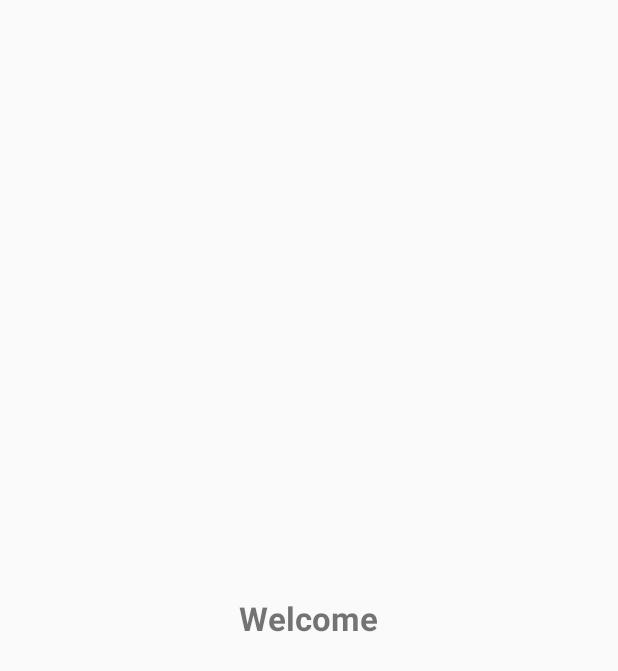
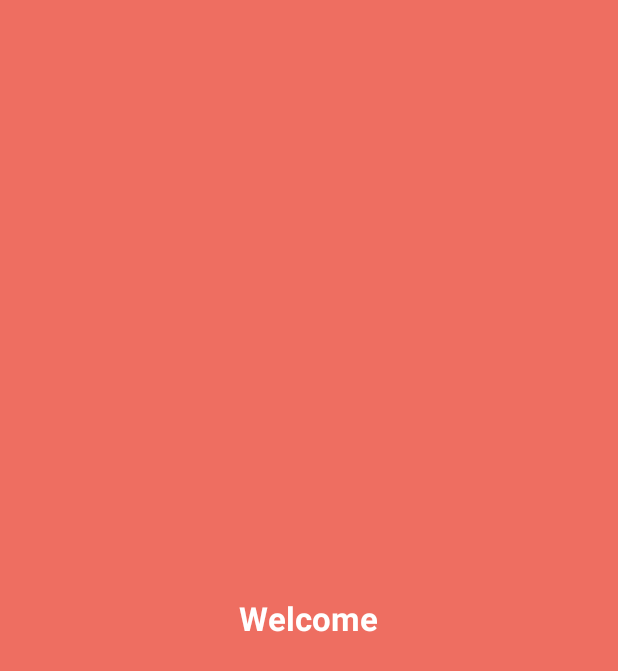
Before and after one commit to DJSeokHo/AndroidKotlinTool, an Android app: the SplashActivity screen opened directly, with no data from a screen before it, on a phone screen of 412 x 824 dp. Before the commit the part shown is almost empty. Shown: the top 671 px of the screen. Run offline under Robolectric (Android 15) with nearby library versions, the phone set to English and light mode, and no system bars.

Commit message:
modify status bar

```diff
--- a/app/src/main/java/com/swein/androidkotlintool/MainActivity.kt
+++ b/app/src/main/java/com/swein/androidkotlintool/MainActivity.kt
@@ -1,8 +1,10 @@
 package com.swein.androidkotlintool
 
+import android.graphics.Color
 import android.os.Bundle
 import android.support.v4.app.FragmentActivity
 import android.widget.Button
+import com.swein.androidkotlintool.constants.Constants
 import com.swein.androidkotlintool.framework.util.activity.ActivityUtil
 import com.swein.androidkotlintool.framework.util.log.ILog
 import com.swein.androidkotlintool.framework.util.screen.ScreenUtil
@@ -18,12 +20,14 @@ class MainActivity : FragmentActivity() {
 
     override fun onCreate(savedInstanceState: Bundle?) {
         super.onCreate(savedInstanceState)
-        ScreenUtil.hideTitleBarWithFullScreen(this)
         setContentView(R.layout.activity_main)
+
+        ScreenUtil.setTitleBarColor(this, Color.parseColor(Constants.APP_BASIC_THEME_COLOR))
 
         findView()
         setListener()
     }
+
 
     private fun findView() {
         buttonLoginTemplate = findViewById(R.id.buttonLoginTemplate)
--- a/app/src/main/java/com/swein/androidkotlintool/framework/util/screen/ScreenUtil.kt
+++ b/app/src/main/java/com/swein/androidkotlintool/framework/util/screen/ScreenUtil.kt
@@ -6,7 +6,6 @@ import android.os.Build
 import android.view.View
 import android.view.Window
 import android.view.WindowManager
-import com.swein.androidkotlintool.constants.Constants
 
 
 class ScreenUtil {
@@ -37,7 +36,7 @@ class ScreenUtil {
                 val window = activity.window
                 val attributes = window.attributes
                 val flagTranslucentStatus = WindowManager.LayoutParams.FLAG_TRANSLUCENT_STATUS
-                val flagTranslucentNavigation = WindowManager.LayoutParams.FLAG_TRANSLUCENT_NAVIGATION
+//                val flagTranslucentNavigation = WindowManager.LayoutParams.FLAG_TRANSLUCENT_NAVIGATION
                 attributes.flags = attributes.flags or flagTranslucentStatus
                 //                attributes.flags |= flagTranslucentNavigation;
                 window.attributes = attributes
@@ -57,9 +56,7 @@ class ScreenUtil {
                         or View.SYSTEM_UI_FLAG_LAYOUT_HIDE_NAVIGATION
                         or View.SYSTEM_UI_FLAG_LAYOUT_FULLSCREEN
                         or View.SYSTEM_UI_FLAG_HIDE_NAVIGATION // hide nav bar
-
                         or View.SYSTEM_UI_FLAG_FULLSCREEN // hide status bar
-
                         or View.SYSTEM_UI_FLAG_IMMERSIVE_STICKY)
             }
         }
@@ -83,10 +80,17 @@ class ScreenUtil {
             )
         }
 
-        fun setTitleBarColor(activity: Activity) {
+        fun setTitleBarColor(activity: Activity, color: Int) {
 
             if (Build.VERSION.SDK_INT >= 21) {
-                activity.window.statusBarColor = Color.parseColor(Constants.APP_BASIC_THEME_COLOR)
+                activity.window.statusBarColor = color
+            }
+        }
+
+        fun setTitleBarColor(activity: Activity, color: String) {
+
+            if (Build.VERSION.SDK_INT >= 21) {
+                activity.window.statusBarColor = Color.parseColor(color)
             }
         }
     }
--- a/app/src/main/java/com/swein/androidkotlintool/splash/SplashActivity.kt
+++ b/app/src/main/java/com/swein/androidkotlintool/splash/SplashActivity.kt
@@ -1,10 +1,11 @@
 package com.swein.androidkotlintool.splash
 
 import android.app.Activity
-import android.support.v7.app.AppCompatActivity
+import android.graphics.Color
 import android.os.Bundle
 import com.swein.androidkotlintool.MainActivity
 import com.swein.androidkotlintool.R
+import com.swein.androidkotlintool.constants.Constants
 import com.swein.androidkotlintool.framework.util.activity.ActivityUtil
 import com.swein.androidkotlintool.framework.util.screen.ScreenUtil
 import com.swein.androidkotlintool.framework.util.thread.ThreadUtil
@@ -13,8 +14,9 @@ class SplashActivity : Activity() {
 
     override fun onCreate(savedInstanceState: Bundle?) {
         super.onCreate(savedInstanceState)
-        ScreenUtil.hideTitleBarWithFullScreen(this)
         setContentView(R.layout.activity_splash)
+
+        ScreenUtil.setTitleBarColor(this, Color.parseColor(Constants.APP_BASIC_THEME_COLOR))
 
         countDownToFinish()
     }
--- a/app/src/main/java/com/swein/androidkotlintool/template/memeberjoin/MemberJoinTemplateActivity.kt
+++ b/app/src/main/java/com/swein/androidkotlintool/template/memeberjoin/MemberJoinTemplateActivity.kt
@@ -1,9 +1,8 @@
 package com.swein.androidkotlintool.template.memeberjoin
 
 import android.graphics.Color
-import android.os.Build
+import android.os.Bundle
 import android.support.v7.app.AppCompatActivity
-import android.os.Bundle
 import android.view.View
 import android.widget.FrameLayout
 import com.swein.androidkotlintool.R
@@ -27,7 +26,7 @@ class MemberJoinTemplateActivity : AppCompatActivity() {
         super.onCreate(savedInstanceState)
         setContentView(R.layout.activity_member_join_template)
 
-        ScreenUtil.setTitleBarColor(this)
+        ScreenUtil.setTitleBarColor(this, Color.parseColor(Constants.APP_BASIC_THEME_COLOR))
 
         initData()
         findView()
--- a/app/src/main/res/layout/activity_main.xml
+++ b/app/src/main/res/layout/activity_main.xml
@@ -5,7 +5,8 @@
         xmlns:app="http://schemas.android.com/apk/res-auto"
         android:layout_width="match_parent"
         android:layout_height="match_parent"
-        tools:context=".MainActivity">
+        tools:context=".MainActivity"
+        android:background="@color/app_basic_theme_color">
 
         <ScrollView
             android:layout_width="match_parent"
@@ -17,6 +18,8 @@
                 android:orientation="vertical">
 
                 <Button
+                    android:textAllCaps="false"
+                    android:background="@color/white"
                     android:layout_margin="5dp"
                     android:id="@+id/buttonLoginTemplate"
                     android:textSize="10pt"
--- a/app/src/main/res/layout/activity_splash.xml
+++ b/app/src/main/res/layout/activity_splash.xml
@@ -5,9 +5,11 @@
         xmlns:app="http://schemas.android.com/apk/res-auto"
         android:layout_width="match_parent"
         android:layout_height="match_parent"
-        tools:context=".splash.SplashActivity">
+        tools:context=".splash.SplashActivity"
+        android:background="@color/app_basic_theme_color">
 
         <TextView
+                android:textColor="@color/white"
                 android:textStyle="bold"
                 android:textSize="10pt"
                 android:layout_gravity="center"
```
